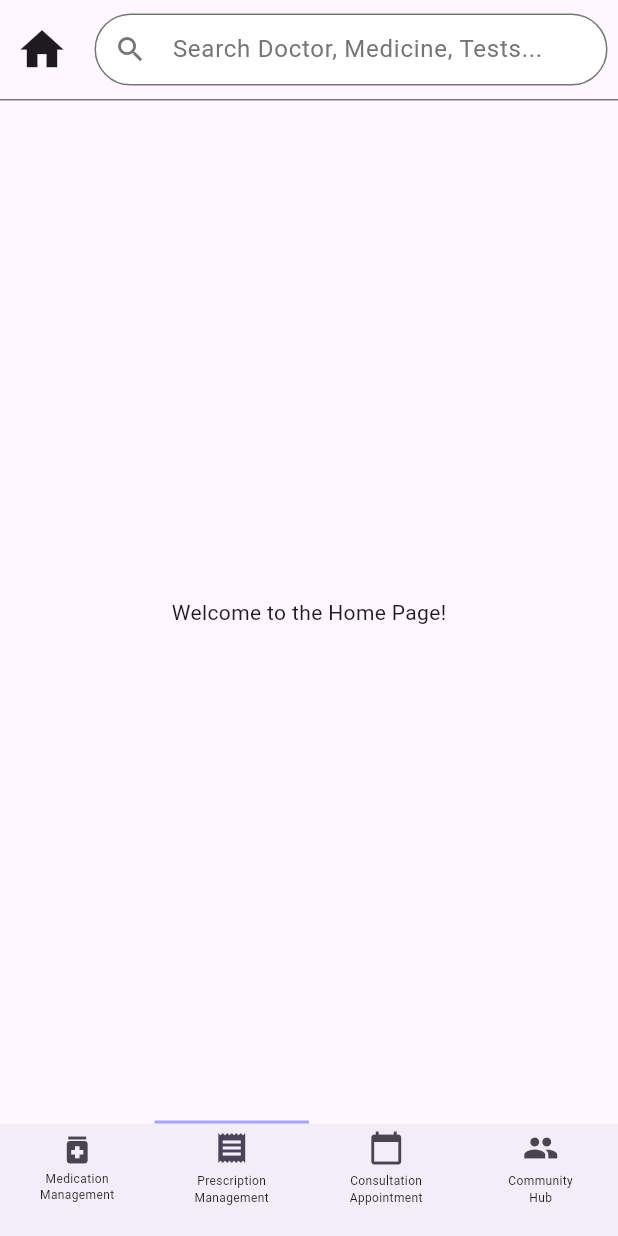
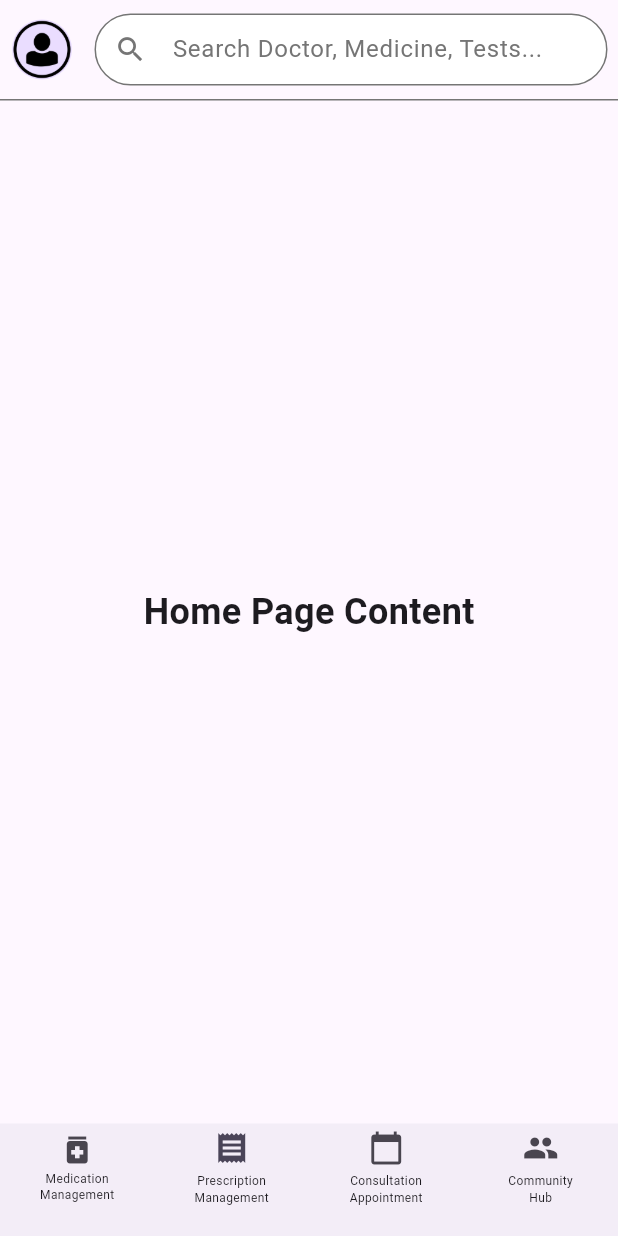
Before and after one commit to skooi928/vitalhealth, a Flutter app: the HomePage screen opened directly, item 2 of the bottom bar chosen, after a tap on the "home" icon, on a phone screen of 412 x 824 dp. Run offline on Flutter 3.47's test engine with Material 3 defaults, Android fonts, the phone set to English and light mode, and no system bars.

Commit message:
Added workable bottom bar and homepage

```diff
--- a/lib/home.dart
+++ b/lib/home.dart
@@ -1,4 +1,8 @@
 import 'package:flutter/material.dart';
+import 'manage_medicine.dart';
+import 'manage_prescription.dart';
+import 'community.dart';
+import 'consultation.dart';
 
 class HomePage extends StatefulWidget {
   const HomePage({Key? key}) : super(key: key);
@@ -10,6 +14,24 @@ class HomePage extends StatefulWidget {
 class HomePageState extends State<HomePage> {
   int _selectedIndex = 0; // Default selected index
   bool _showIndicator = false; // Indicator visibility
+
+  static const List<Widget> widgetOptions = <Widget>[
+    // Add pages here
+    ManageMedicine(),
+    ManagePrescription(),
+    Consultation(),
+    Community(),
+  ];
+
+  void _topIconPressed() {
+    if (!_showIndicator) {
+      // Collapsible sidebar here
+    } else {
+      setState(() {
+        _showIndicator = false;
+      });
+    }
+  }
 
   void _onItemTapped(int index) {
     setState(() {
@@ -44,7 +66,7 @@ class HomePageState extends State<HomePage> {
                   size: 35,
                 ),
           onPressed:
-              () {}, // also using ?: operator to switch between avatar and home icon
+              _topIconPressed, // also switch between avatar and home icon
         ),
         title: Row(
           children: [
@@ -90,9 +112,9 @@ class HomePageState extends State<HomePage> {
           ],
         ),
       ),
-      body: const Center(
-        child: Text('Welcome to the Home Page!'),
-      ),
+      body: !_showIndicator
+          ? const HomePageContent()
+          : widgetOptions.elementAt(_selectedIndex),
       bottomNavigationBar: Stack(
         children: [
           if (_showIndicator)
@@ -214,3 +236,20 @@ class HomePageState extends State<HomePage> {
     );
   }
 }
+
+class HomePageContent extends StatelessWidget {
+  const HomePageContent({Key? key}) : super(key: key);
+
+  @override
+  Widget build(BuildContext context) {
+    return const Center(
+      child: Text(
+        'Home Page Content',
+        style: TextStyle(
+          fontSize: 24,
+          fontWeight: FontWeight.bold,
+        ),
+      ),
+    );
+  }
+}
--- /dev/null
+++ b/lib/manage_prescription.dart
@@ -0,0 +1,22 @@
+import 'package:flutter/material.dart';
+
+class ManagePrescription extends StatefulWidget {
+  const ManagePrescription({Key? key}) : super(key: key);
+
+  @override
+  ManagePrescriptionState createState() => ManagePrescriptionState();
+}
+
+class ManagePrescriptionState extends State<ManagePrescription> {
+  @override
+  Widget build(BuildContext context) {
+    return Scaffold(
+      appBar: AppBar(
+        title: const Text('Manage Prescription'),
+      ),
+      body: const Center(
+        child: Text('Manage Prescription'),
+      ),
+    );
+  }
+}
```
Also changed, not shown: lib/community.dart (+22 -0 lines), lib/consultation.dart (+22 -0 lines), lib/manage_medicine.dart (added, +22 -0 lines), assets/images/medicine_icon.jpg (added), lib/manageMedicine.dart (deleted), lib/managePrescription.dart (deleted).
